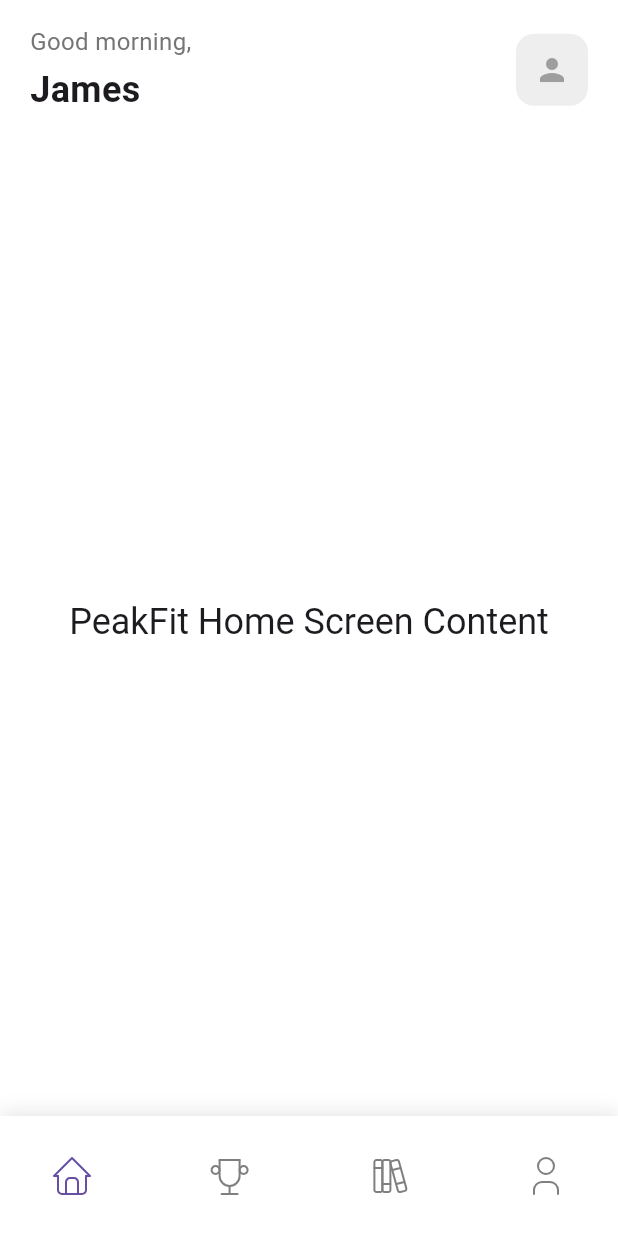
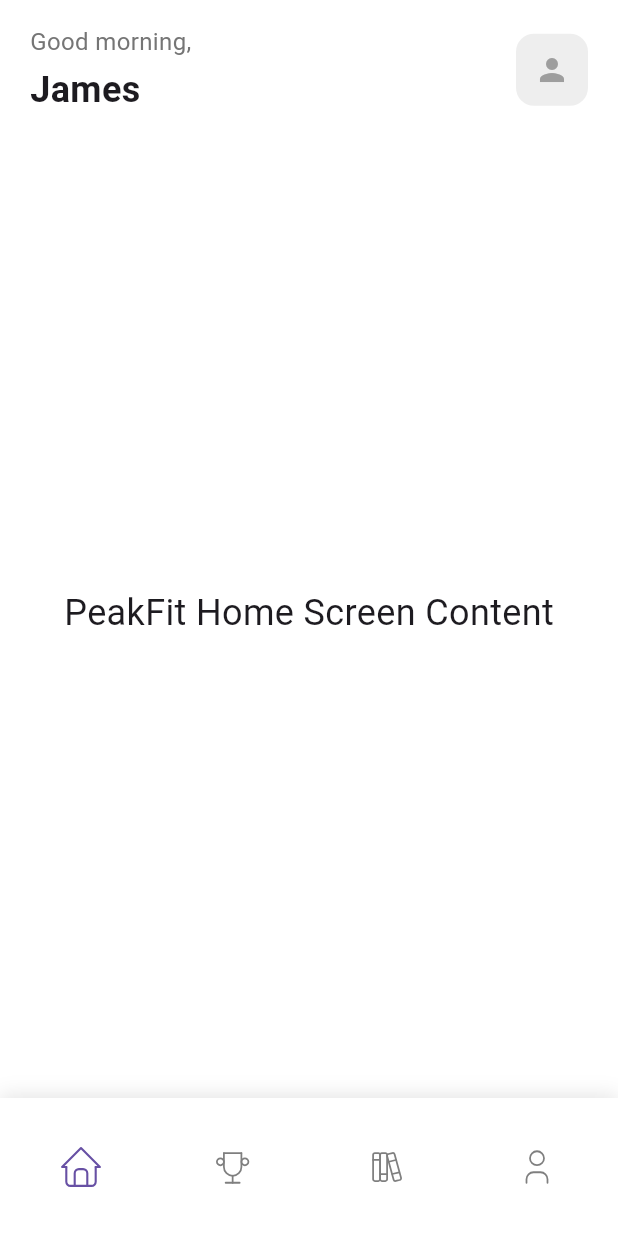
Before and after one commit to M3kko/Peakfit, a Flutter app: the screen it shows after launch, on a phone screen of 412 x 824 dp. Run offline on Flutter 3.47's test engine with Material 3 defaults, Android fonts, the phone set to English and light mode, and no system bars; our stand-ins replace flutter_svg.

Commit message:
added navigation to navbar

```diff
--- a/lib/components/navbar.dart
+++ b/lib/components/navbar.dart
@@ -64,19 +64,40 @@ class CustomNavBar extends StatelessWidget {
     // Check if this item is the currently selected one
     final isSelected = selectedIndex == index;
 
-    return GestureDetector(
-      // When this item is tapped, call the onItemTapped callback with this item's index
-      onTap: () => onItemTapped(index),
-      child: SvgPicture.asset(
-        iconPath,
-        // Set a consistent height for all icons
-        height: 32,
-        // Change the color based on selection state
-        colorFilter: ColorFilter.mode(
-          isSelected
-              ? Theme.of(context).primaryColor  // Selected color (from theme)
-              : Colors.black.withOpacity(0.5),  // Unselected color
-          BlendMode.srcIn,
+    return InkWell(
+      // InkWell provides tap feedback with ripple effect
+      onTap: () {
+        // When tapped, trigger the callback with a slight delay for animation
+        Future.delayed(const Duration(milliseconds: 100), () {
+          onItemTapped(index);
+        });
+      },
+      // Make the touch target larger than the icon itself
+      borderRadius: BorderRadius.circular(12),
+      splashColor: Theme.of(context).primaryColor.withOpacity(0.1),
+      highlightColor: Theme.of(context).primaryColor.withOpacity(0.2),
+      child: Padding(
+        padding: const EdgeInsets.all(8.0), // Adds padding to increase tap target
+        child: TweenAnimationBuilder(
+          // This animation runs whenever a property changes
+          tween: Tween<double>(begin: 1.0, end: isSelected ? 1.2 : 1.0),
+          duration: const Duration(milliseconds: 200),
+          curve: Curves.easeInOut, // Smooth animation curve
+          builder: (context, double scale, child) {
+            return Transform.scale(
+              scale: scale,
+              child: SvgPicture.asset(
+                iconPath,
+                height: 28,
+                colorFilter: ColorFilter.mode(
+                  isSelected
+                      ? Theme.of(context).primaryColor
+                      : Colors.black.withOpacity(0.5),
+                  BlendMode.srcIn,
+                ),
+              ),
+            );
+          },
         ),
       ),
     );
--- a/lib/screens/home_screen.dart
+++ b/lib/screens/home_screen.dart
@@ -1,5 +1,8 @@
 import 'package:flutter/material.dart';
 import '../components/navbar.dart';
+import 'leaderboard_screen.dart';
+import 'library_screen.dart';
+import 'profile_screen.dart';
 
 class HomeScreen extends StatefulWidget {
   const HomeScreen({Key? key}) : super(key: key);
@@ -11,6 +14,32 @@ class HomeScreen extends StatefulWidget {
 class _HomeScreenState extends State<HomeScreen> {
   int _selectedIndex = 0;
 
+  // This list holds the different screens we can navigate to
+  final List<Widget> _screens = [
+    // Home screen content (index 0)
+    Column(
+      crossAxisAlignment: CrossAxisAlignment.start,
+      children: [
+        // We'll move the header here later
+        SizedBox(height: 24),
+        Expanded(
+          child: Center(
+            child: Text(
+              'PeakFit Home Screen Content',
+              style: TextStyle(fontSize: 24),
+            ),
+          ),
+        ),
+      ],
+    ),
+    // Leaderboard (index 1)
+    const LeaderboardScreen(),
+    // Library (index 2)
+    const LibraryScreen(),
+    // Profile (index 3)
+    const ProfileScreen(),
+  ];
+
   @override
   Widget build(BuildContext context) {
     return Scaffold(
@@ -21,19 +50,12 @@ class _HomeScreenState extends State<HomeScreen> {
           child: Column(
             crossAxisAlignment: CrossAxisAlignment.start,
             children: [
-              // App header with greeting and profile
-              _buildHeader(),
+              // Only show header on home screen
+              if (_selectedIndex == 0) _buildHeader(),
 
-              const SizedBox(height: 24),
-
-              // Main content area - we'll fill this in as we build components
+              // Show the selected screen
               Expanded(
-                child: Center(
-                  child: Text(
-                    'PeakFit Home Screen Content',
-                    style: Theme.of(context).textTheme.headlineSmall,
-                  ),
-                ),
+                child: _screens[_selectedIndex],
               ),
             ],
           ),
```
Also changed, not shown: lib/screens/library_screen.dart (+20 -0 lines), lib/screens/profile_screen.dart (+20 -0 lines).
